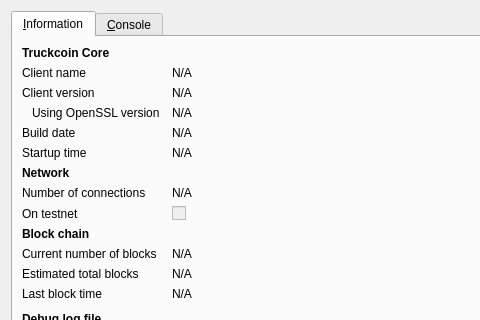
This is src/qt/forms/rpcconsole.ui in davidlatapie/HyperStake as Qt 5 draws it before an edit; both pictures show x 0 to 480 and y 0 to 320 of the 740 by 450 pixel window. The edited form follows.
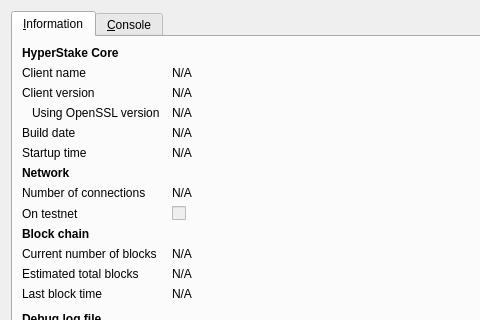
This is the edited form. Icons and pictures are not drawn.

Commit message: More Truckcoin -> HyperStake

```diff
--- a/src/qt/forms/rpcconsole.ui
+++ b/src/qt/forms/rpcconsole.ui
@@ -36,7 +36,7 @@
           </font>
          </property>
          <property name="text">
-          <string>Truckcoin Core</string>
+          <string>HyperStake Core</string>
          </property>
         </widget>
        </item>
```
Left out of the diff: 6 changed lines with no effect on the pictures. The commit also changes 5 other files.
